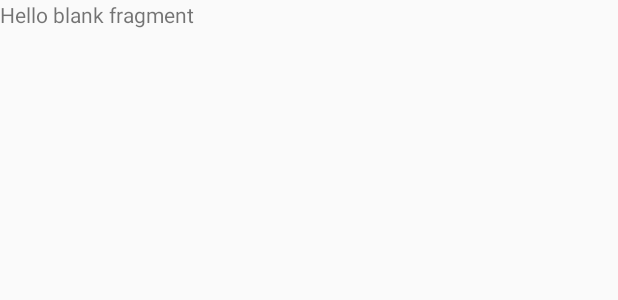
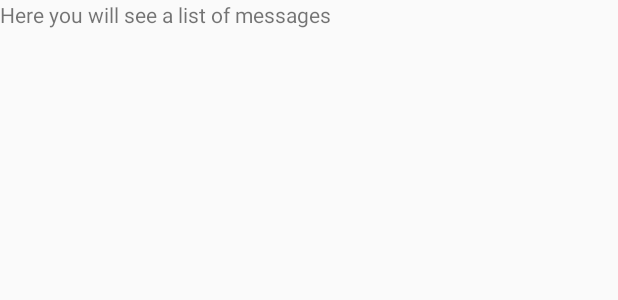
Before and after one commit to ConnorRoset/UpAndAppEm, an Android app: the layout fragment_messages.xml on its own in the app's theme, with its tools: preview values and no code run, on a phone screen of 412 x 824 dp. Shown: the top 300 px of the screen. Run offline under Robolectric (Android 15) with nearby library versions, the phone set to English and light mode, and no system bars.

Commit message:
Added fragment_container to view the fragments as they appear.

```diff
--- a/app/src/main/res/layout/content_main.xml
+++ b/app/src/main/res/layout/content_main.xml
@@ -12,5 +12,9 @@
     app:layout_behavior="@string/appbar_scrolling_view_behavior"
     tools:context="edu.ualr.cpsc4399.cbroset.upandappem.MainActivity"
     tools:showIn="@layout/app_bar_main">
-
+    <FrameLayout
+        android:layout_width="match_parent"
+        android:layout_height="match_parent"
+        android:id="@+id/fragment_container">
+    </FrameLayout>
 </RelativeLayout>
--- a/app/src/main/res/layout/fragment_exercise_catalog.xml
+++ b/app/src/main/res/layout/fragment_exercise_catalog.xml
@@ -2,12 +2,11 @@
     xmlns:tools="http://schemas.android.com/tools"
     android:layout_width="match_parent"
     android:layout_height="match_parent"
-    tools:context="edu.ualr.cpsc4399.cbroset.upandappem.ExerciseCatalog">
-
+    tools:context="edu.ualr.cpsc4399.cbroset.upandappem.ExerciseCatalog.ExerciseCatalog">
     <!-- TODO: Update blank fragment layout -->
     <TextView
         android:layout_width="match_parent"
         android:layout_height="match_parent"
-        android:text="@string/hello_blank_fragment" />
+        android:text="Below will be a list of available exercises" />
 
 </FrameLayout>
--- a/app/src/main/res/layout/fragment_messages.xml
+++ b/app/src/main/res/layout/fragment_messages.xml
@@ -2,12 +2,12 @@
     xmlns:tools="http://schemas.android.com/tools"
     android:layout_width="match_parent"
     android:layout_height="match_parent"
-    tools:context="edu.ualr.cpsc4399.cbroset.upandappem.Messages">
+    tools:context="edu.ualr.cpsc4399.cbroset.upandappem.Messages.Messages">
 
     <!-- TODO: Update blank fragment layout -->
     <TextView
         android:layout_width="match_parent"
         android:layout_height="match_parent"
-        android:text="@string/hello_blank_fragment" />
+        android:text="Here you will see a list of messages"/>
 
 </FrameLayout>
--- a/app/src/main/res/layout/fragment_my_exercises.xml
+++ b/app/src/main/res/layout/fragment_my_exercises.xml
@@ -2,7 +2,7 @@
     xmlns:tools="http://schemas.android.com/tools"
     android:layout_width="match_parent"
     android:layout_height="match_parent"
-    tools:context="edu.ualr.cpsc4399.cbroset.upandappem.MyExercises">
+    tools:context="edu.ualr.cpsc4399.cbroset.upandappem.MyExercises.MyExercises">
 
     <!-- TODO: Update blank fragment layout -->
     <TextView
```
